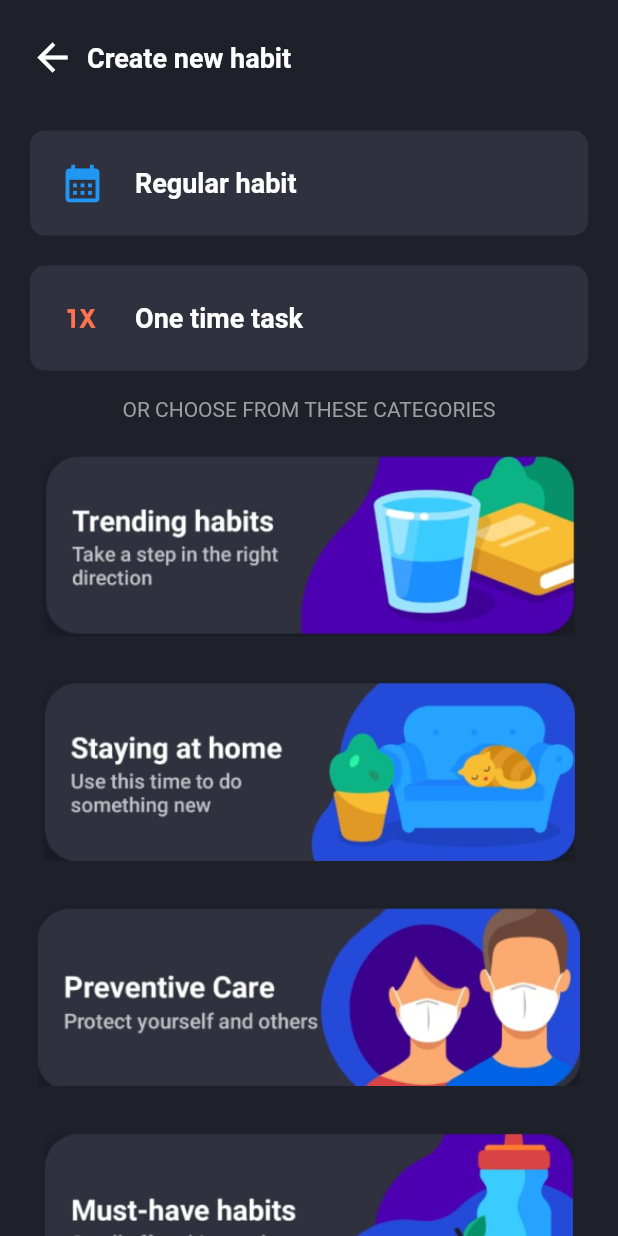
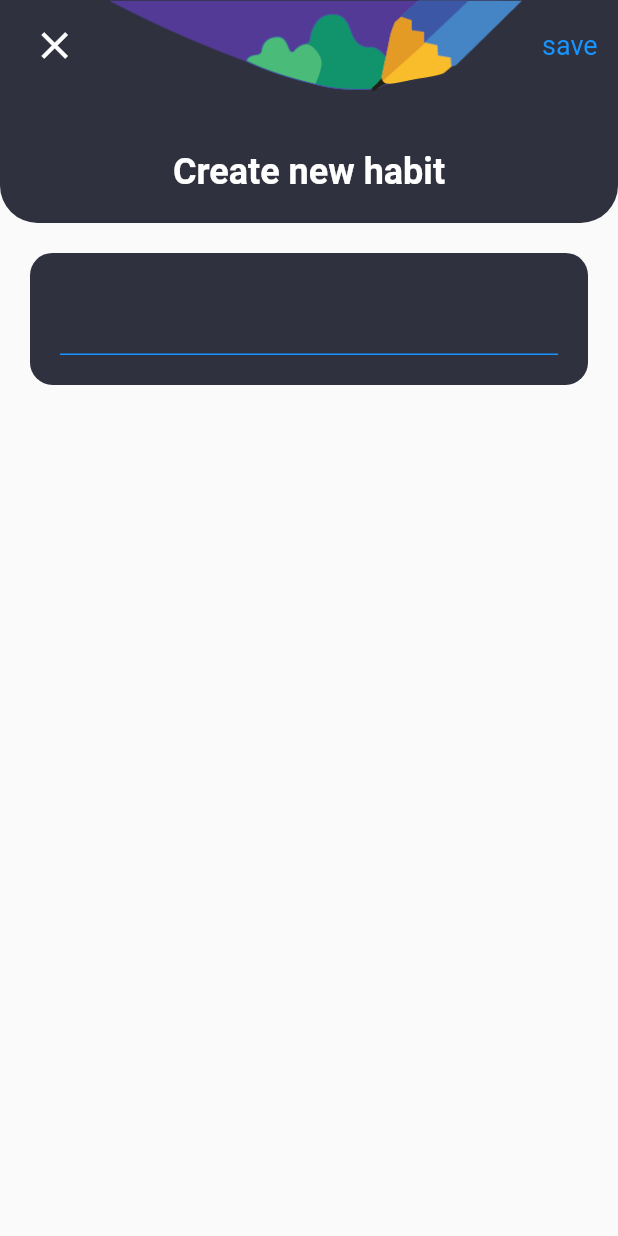
Before and after one commit to GulabSinghSikarwar/Habit_tracker_hack, a Flutter app: the screen it shows after launch, on a phone screen of 412 x 824 dp. Run offline on Flutter 3.47's test engine with Material 2 defaults, Android fonts, the phone set to English and light mode, and no system bars.

Commit message:
create new habit, topbar

```diff
--- a/lib/main.dart
+++ b/lib/main.dart
@@ -1,5 +1,6 @@
 // import 'package:habit_tracker/screens/login.dart';
 import 'package:habit_tracker/screens/chooseHabit.dart';
+import 'package:habit_tracker/screens/createhabit.dart';
 import 'package:habit_tracker/screens/onboarding1.dart';
 import 'package:flutter/material.dart';
 
@@ -15,16 +16,26 @@ class MyApp extends StatelessWidget {
   Widget build(BuildContext context) {
     return MaterialApp(
       title: 'Blood Bank App',
+      debugShowCheckedModeBanner: false,
       theme: ThemeData(
-
-          // buttonTheme:
+        primarySwatch: Colors.blue,
+        textTheme: TextTheme(
+          headline1: TextStyle(
+            fontSize: 24,
+            fontWeight: FontWeight.bold,
+            color: Colors.white,
           ),
+          subtitle1: TextStyle(color: Colors.white),
+        ),
+        // buttonTheme:
+      ),
       // home: SplashScreen(),
-      initialRoute: '/chooseHabit',
+      initialRoute: '/createHabit',
       routes: {
         // "/": (context) => SplashScreen(),
-        // '/onboarding1': (context) => OnboardingPage1(),
+        '/onboarding1': (context) => OnboardingPage1(),
         '/chooseHabit': (context) => chooseHabit(),
+        '/createHabit': (context) => createHabit(),
         // '/onboarding3': (context) => OnboardingPage3(),
       },
     );
--- a/lib/screens/chooseHabit.dart
+++ b/lib/screens/chooseHabit.dart
@@ -1,6 +1,7 @@
 import 'package:flutter/cupertino.dart';
 import 'package:flutter/material.dart';
 import 'package:flutter/rendering.dart';
+import 'package:habit_tracker/screens/createhabit.dart';
 
 class chooseHabit extends StatelessWidget {
   const chooseHabit({super.key});
@@ -17,10 +18,21 @@ class chooseHabit extends StatelessWidget {
               margin: EdgeInsets.all(20),
               child: Row(
                 children: [
-                  Icon(
-                    Icons.arrow_back,
-                    color: Colors.white,
-                    size: 30.0,
+                  InkWell(
+                    onTap: () => {
+                      Navigator.push(
+                        context,
+                        MaterialPageRoute(
+                          //change onboarding
+                          builder: (context) => createHabit(),
+                        ),
+                      ),
+                    },
+                    child: Icon(
+                      Icons.arrow_back,
+                      color: Colors.white,
+                      size: 30.0,
+                    ),
                   ),
                   Padding(
                     padding: const EdgeInsets.all(8.0),
--- /dev/null
+++ b/lib/screens/createhabit.dart
@@ -0,0 +1,112 @@
+import 'package:flutter/cupertino.dart';
+import 'package:flutter/material.dart';
+import 'package:habit_tracker/screens/chooseHabit.dart';
+
+class createHabit extends StatefulWidget {
+  const createHabit({super.key});
+
+  @override
+  State<createHabit> createState() => _createHabitState();
+}
+
+class _createHabitState extends State<createHabit> {
+  get habitNameController => null;
+
+  @override
+  Widget build(BuildContext context) {
+    return Scaffold(
+        body: SafeArea(
+      child: Column(children: [
+        //from top icon to create new habit
+        Container(
+          decoration: BoxDecoration(
+            color: Color(0xff2F313E),
+            borderRadius: BorderRadius.only(
+                bottomLeft: Radius.circular(25),
+                bottomRight: Radius.circular(25)),
+          ),
+          child: Column(
+            children: [
+              Container(
+                padding: EdgeInsets.only(bottom: 20),
+                child: Row(
+                  mainAxisAlignment: MainAxisAlignment.spaceEvenly,
+                  children: [
+                    Padding(
+                      padding: const EdgeInsets.all(8.0),
+                      child: Icon(
+                        Icons.close,
+                        color: Colors.white,
+                        size: 30.0,
+                      ),
+                    ),
+                    Container(
+                      width: MediaQuery.of(context).size.width / 1.5,
+                      child: Image.asset(
+                        'images/new_habit_top2.png',
+                      ),
+                    ),
+                    InkWell(
+                      onTap: () => {
+                        //save habit then navigate the page
+                        Navigator.push(
+                          context,
+                          MaterialPageRoute(
+                            //change onboarding
+                            builder: (context) => chooseHabit(),
+                          ),
+                        ),
+                      },
+                      child: Container(
+                        child: Text(
+                          "save",
+                          style:
+                              TextStyle(color: Color(0xff1694FF), fontSize: 18),
+                        ),
+                      ),
+                    ),
+                  ],
+                ),
+              ),
+              Container(
+                padding: EdgeInsets.all(20),
+                child: Text(
+                  "Create new habit",
+                  style: Theme.of(context).textTheme.headline1,
+                ),
+              ),
+            ],
+          ),
+        ),
+        //habit name and color
+        Container(
+          margin: EdgeInsets.all(20),
+          padding: EdgeInsets.all(20),
+          decoration: BoxDecoration(
+            color: Color(0xff2F313E),
+            borderRadius: BorderRadius.circular(15),
+          ),
+          child: Column(children: [
+            Container(
+              child: Column(
+                children: [
+                  Container(
+                    child: TextFormField(
+                      controller: habitNameController,
+                      decoration: InputDecoration(
+                        enabledBorder: UnderlineInputBorder(
+                          borderSide: BorderSide(
+                              color: Color(0xFF1694FF)), //<-- SEE HERE
+                        ),
+                      ),
+                    ),
+                  )
+                ],
+              ),
+            )
+          ]),
+        ),
+      ]),
+    ));
+  }
+}
```
Also changed, not shown: images/new_habit_top.png (added), images/new_habit_top1.png (added), images/new_habit_top2.png (added).
